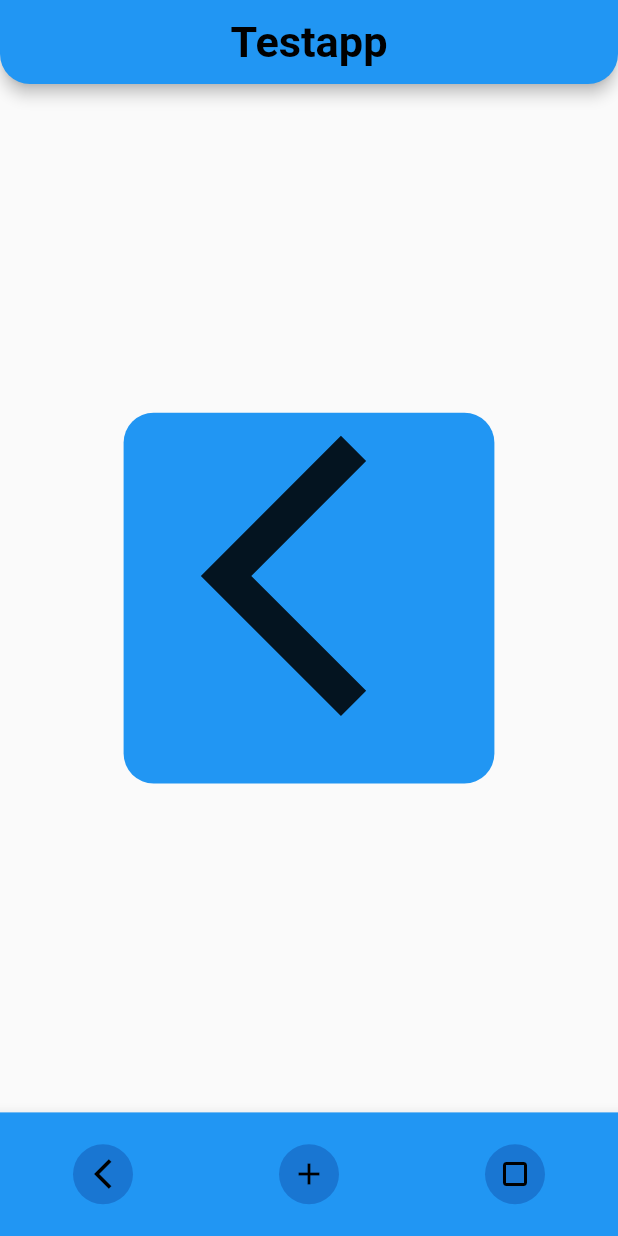
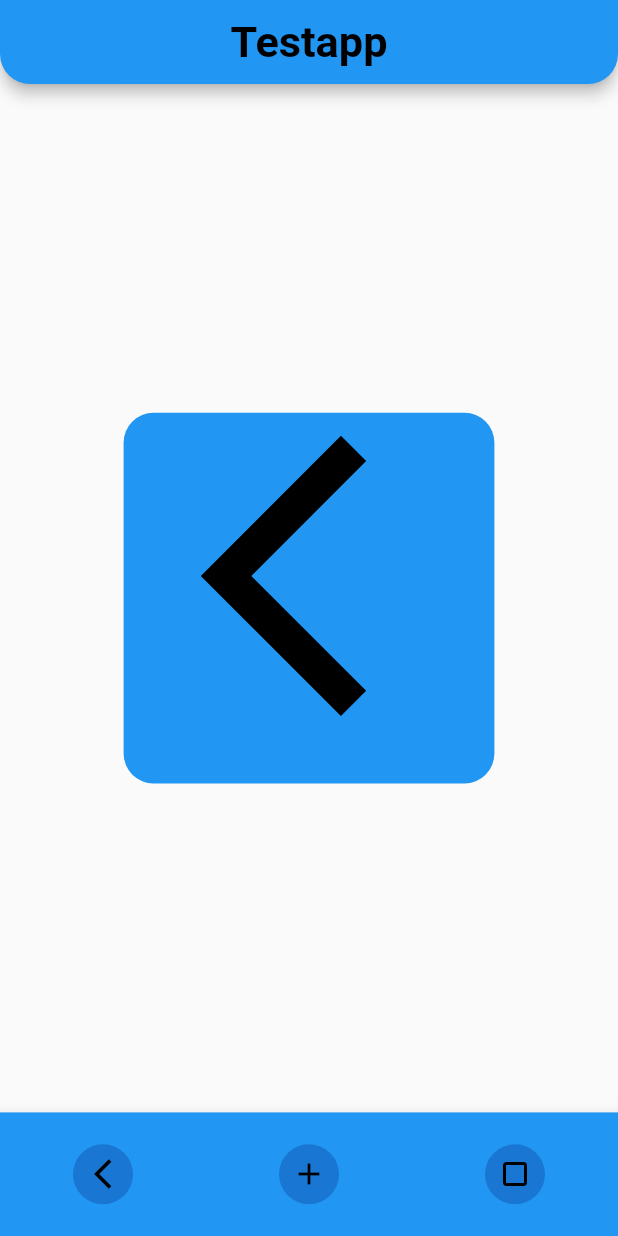
Before and after one commit to barisbasar1209/Projects, a Flutter app: the screen it shows after launch, on a phone screen of 412 x 824 dp. Run offline on Flutter 3.47's test engine with Material 2 defaults, Android fonts, the light colour scheme and no system bars.

Commit message:
Changes 09.03.2022

```diff
--- a/excercise/lib/main.dart
+++ b/excercise/lib/main.dart
@@ -67,6 +67,7 @@ class _StatefulScaffoldState extends State<StatefulScaffold> {
                     bgcolor = _hbp ? Colors.black : Colors.blue;
                     _hbp = !_hbp;
                     // this line changes the state of hbp (has been pressed) to it's opposite boolean everytime the appBar is pressed
+                    // Navigator.push(context, MaterialPageRoute(builder: (_) => IconShower(passedfg: fgcolor, passedbg: bgcolor)))
                   },
                 );
               },
@@ -176,6 +177,8 @@ class _StatefulScaffoldState extends State<StatefulScaffold> {
       body: IconShower(
         pageController: pageController,
         iconIdx: iconIdx,
+        passedbg: bgcolor,
+        passedfg: fgcolor,
       ),
     );
   }
--- a/excercise/lib/test.dart
+++ b/excercise/lib/test.dart
@@ -12,26 +12,26 @@ import 'routes/FourthRouteSquare.dart';
 
 // ! when AppBar is tapped the color shall invert
 
-class Box extends StatelessWidget {
-  const Box({Key? key}) : super(key: key);
+// class Box extends StatelessWidget {
+//   const Box({Key? key}) : super(key: key);
 
-  @override
-  Widget build(BuildContext context) {
-    var ratio = MediaQuery.of(context).size;
+//   @override
+//   Widget build(BuildContext context) {
+//     var ratio = MediaQuery.of(context).size;
 
-    return Column(mainAxisAlignment: MainAxisAlignment.center, children: [
-      Row(mainAxisAlignment: MainAxisAlignment.center, children: [
-        Container(
-          height: ratio.height * 0.3,
-          width: ratio.height * 0.3,
-          decoration: const BoxDecoration(
-              borderRadius: BorderRadius.all(Radius.circular(20)),
-              color: Colors.blue),
-        ),
-      ]),
-    ]);
-  }
-}
+//     return Column(mainAxisAlignment: MainAxisAlignment.center, children: [
+//       Row(mainAxisAlignment: MainAxisAlignment.center, children: [
+//         Container(
+//           height: ratio.height * 0.3,
+//           width: ratio.height * 0.3,
+//           decoration: const BoxDecoration(
+//               borderRadius: BorderRadius.all(Radius.circular(20)),
+//               color: Colors.blue),
+//         ),
+//       ]),
+//     ]);
+//   }
+// }
 
 class IconShower extends StatefulWidget {
   // variablen immer final
@@ -40,13 +40,17 @@ class IconShower extends StatefulWidget {
   // ignore: prefer_typing_uninitialized_variables
   final pageController;
 
+  final Color passedfg;
+  final Color passedbg;
   // required bedeuted dass der parameter übergeben werden muss
-  const IconShower({
-    Key? key,
-    // optionaler Param der immer garantiert einen Wert hat
-    this.iconIdx = 0, // ist kein Icon
-    this.pageController,
-  }) : super(key: key);
+  const IconShower(
+      {Key? key,
+      // optionaler Param der immer garantiert einen Wert hat
+      this.iconIdx = 0, // ist kein Icon
+      this.pageController,
+      required this.passedbg,
+      required this.passedfg})
+      : super(key: key);
 
   // variablen immer in der Oberklasse des states übergeben
   @override
@@ -74,7 +78,28 @@ class _IconShowerState extends State<IconShower> {
           // alignment: Alignment.center,
           children: [
             // widget. macht es mir möglich auf (die Variablen der) Oberklasse zuzugreifen
-            const Box(),
+            // const Box(),
+            Column(
+              mainAxisAlignment: MainAxisAlignment.center,
+              children: [
+                Row(
+                  mainAxisAlignment: MainAxisAlignment.center,
+                  children: [
+                    Container(
+                      height: ratio.height * 0.3,
+                      width: ratio.height * 0.3,
+                      decoration: BoxDecoration(
+                        borderRadius: const BorderRadius.all(
+                          Radius.circular(20),
+                        ),
+                        color: widget.passedbg,
+                      ),
+                    ),
+                  ],
+                ),
+              ],
+            ),
+            // end of the box
             if (index == 0)
               Padding(
                 padding: EdgeInsets.symmetric(
@@ -91,6 +116,7 @@ class _IconShowerState extends State<IconShower> {
                   child: Icon(
                     icons[index],
                     size: ratio.height * 0.275,
+                    color: widget.passedfg,
                   ),
                 ),
               )
@@ -104,6 +130,7 @@ class _IconShowerState extends State<IconShower> {
                 child: Icon(
                   icons[index],
                   size: ratio.height * 0.275,
+                  color: widget.passedfg,
                 ),
               )
             else if (index == 2)
@@ -116,6 +143,7 @@ class _IconShowerState extends State<IconShower> {
                 child: Icon(
                   icons[index],
                   size: ratio.height * 0.275,
+                  color: widget.passedfg,
                 ),
               )
           ],
@@ -125,37 +153,37 @@ class _IconShowerState extends State<IconShower> {
   }
 }
 
-class Foo extends StatefulWidget {
-  // variablen immer final
-  final double addsize;
-  final double squaresize;
-  final double arrowsize;
+// class Foo extends StatefulWidget {
+//   // variablen immer final
+//   final double addsize;
+//   final double squaresize;
+//   final double arrowsize;
 
-  // required bedeuted dass der parameter übergeben werden muss
-  const Foo(
-      {Key? key,
-      required this.addsize,
-      required this.squaresize,
-      required this.arrowsize})
-      : super(key: key);
+//   // required bedeuted dass der parameter übergeben werden muss
+//   const Foo(
+//       {Key? key,
+//       required this.addsize,
+//       required this.squaresize,
+//       required this.arrowsize})
+//       : super(key: key);
 
-  // variablen immer in der Oberklasse des states übergeben
-  @override
-  State<Foo> createState() => _FooState();
-}
+//   // variablen immer in der Oberklasse des states übergeben
+//   @override
+//   State<Foo> createState() => _FooState();
+// }
 
-class _FooState extends State<Foo> {
-  @override
-  Widget build(BuildContext context) {
-    return Stack(
-      alignment: Alignment.center,
-      children: [
-        // widget. macht es mir möglich auf (die Variablen der) Oberklasse zuzugreifen
-        const Box(),
-        Icon(Icons.add, size: widget.addsize),
-        Icon(Icons.crop_square, size: widget.squaresize),
-        Icon(Icons.arrow_back_ios, size: widget.arrowsize),
-      ],
-    );
-  }
-}
+// class _FooState extends State<Foo> {
+//   @override
+//   Widget build(BuildContext context) {
+//     return Stack(
+//       alignment: Alignment.center,
+//       children: [
+//         // widget. macht es mir möglich auf (die Variablen der) Oberklasse zuzugreifen
+//         const Box(),
+//         Icon(Icons.add, size: widget.addsize),
+//         Icon(Icons.crop_square, size: widget.squaresize),
+//         Icon(Icons.arrow_back_ios, size: widget.arrowsize),
+//       ],
+//     );
+//   }
+// }
```
